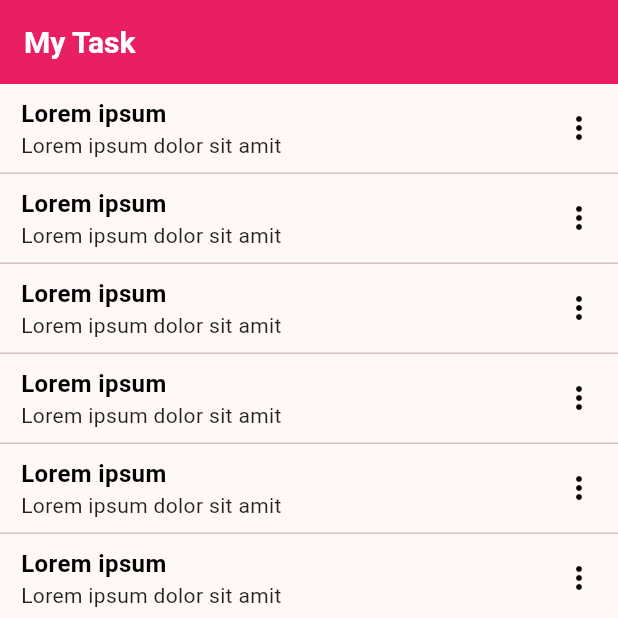
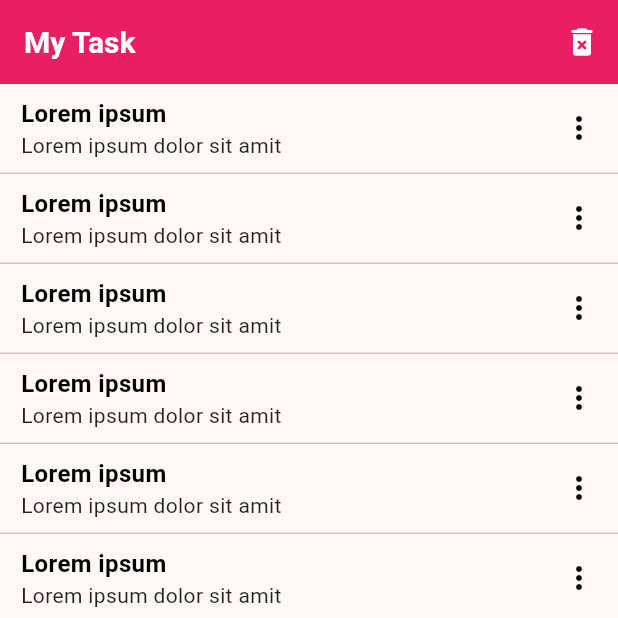
Before and after one commit to yoesuv/Flutter-Note-DB, a Flutter app: the screen it shows after launch, on a phone screen of 412 x 824 dp, the top half of it. Run offline on Flutter 3.47's test engine with Material 3 defaults, Android fonts, the phone set to English and light mode, and no system bars.

```diff
--- a/lib/src/my_app.dart
+++ b/lib/src/my_app.dart
@@ -11,6 +11,7 @@ class MyApp extends StatelessWidget {
       theme: ThemeData(
         appBarTheme: const AppBarTheme(
           color: Colors.pink,
+          centerTitle: false,
           titleTextStyle: TextStyle(
             color: Colors.white,
             fontSize: 20,
--- a/lib/src/ui/screens/home_screen.dart
+++ b/lib/src/ui/screens/home_screen.dart
@@ -28,6 +28,15 @@ class HomeScreen extends StatelessWidget {
     return Scaffold(
       appBar: AppBar(
         title: const Text("My Task"),
+        actions: [
+          IconButton(
+            onPressed: () {},
+            icon: const Icon(
+              Icons.delete_forever_rounded,
+              color: Colors.white,
+            ),
+          ),
+        ],
       ),
       body: SafeArea(
         child: ListView.separated(
```
